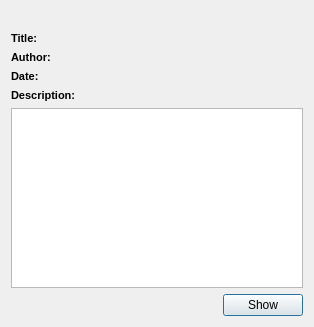
First picture: the form in starviewer/src/core/keyimagenotedisplayerbase.ui, repository starviewer-medical/starviewer, before the edit.
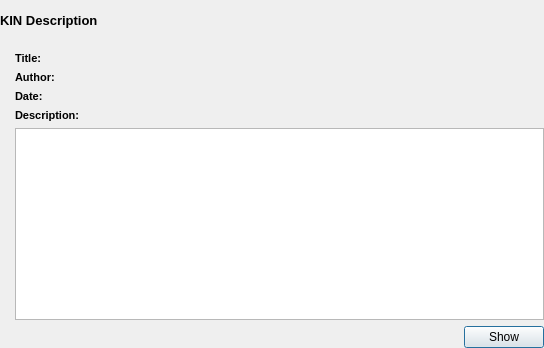
Second picture: the form after the edit. Icons and pictures are not drawn. Custom widgets are drawn as their Qt base class.

Commit message: ENH: Es modifiquen els marges del Layout i s'identa en contigut del KinDisplayer perquè quedi més clar la separació entre cada KIN que es mostra.

Diff of the .ui file:
```diff
--- a/starviewer/src/core/keyimagenotedisplayerbase.ui
+++ b/starviewer/src/core/keyimagenotedisplayerbase.ui
@@ -6,17 +6,18 @@
    <rect>
     <x>0</x>
     <y>0</y>
-    <width>303</width>
-    <height>327</height>
+    <width>544</width>
+    <height>348</height>
    </rect>
   </property>
   <property name="windowTitle">
    <string>Form</string>
   </property>
-  <layout class="QVBoxLayout" name="verticalLayout_3">
+  <layout class="QVBoxLayout" name="verticalLayout_4">
+   <property name="margin">
+    <number>0</number>
+   </property>
    <item>
-    <layout class="QFormLayout" name="formLayout">
-     <item row="0" column="0">
       <widget class="QLabel" name="m_kinIdentifier">
        <property name="sizePolicy">
         <sizepolicy hsizetype="Expanding" vsizetype="Expanding">
@@ -38,11 +39,47 @@
         </font>
        </property>
        <property name="text">
-        <string/>
+      <string>KIN Description</string>
        </property>
       </widget>
      </item>
-     <item row="1" column="0">
+   <item>
+    <spacer name="verticalSpacer">
+     <property name="orientation">
+      <enum>Qt::Vertical</enum>
+     </property>
+     <property name="sizeType">
+      <enum>QSizePolicy::Fixed</enum>
+     </property>
+     <property name="sizeHint" stdset="0">
+      <size>
+       <width>20</width>
+       <height>6</height>
+      </size>
+     </property>
+    </spacer>
+   </item>
+   <item>
+    <layout class="QHBoxLayout" name="horizontalLayout_2">
+     <item>
+      <spacer name="horizontalSpacer_2">
+       <property name="orientation">
+        <enum>Qt::Horizontal</enum>
+       </property>
+       <property name="sizeType">
+        <enum>QSizePolicy::Fixed</enum>
+       </property>
+       <property name="sizeHint" stdset="0">
+        <size>
+         <width>15</width>
+         <height>20</height>
+        </size>
+       </property>
+      </spacer>
+     </item>
+     <item>
+      <layout class="QVBoxLayout" name="verticalLayout_3">
+       <item>
       <layout class="QHBoxLayout" name="horizontalLayout">
        <item>
         <layout class="QVBoxLayout" name="verticalLayout_2">
@@ -230,21 +267,6 @@
        </item>
       </layout>
      </item>
-    </layout>
-   </item>
-   <item>
-    <spacer name="verticalSpacer">
-     <property name="orientation">
-      <enum>Qt::Vertical</enum>
-     </property>
-     <property name="sizeHint" stdset="0">
-      <size>
-       <width>292</width>
-       <height>13</height>
-      </size>
-     </property>
-    </spacer>
-   </item>
    <item>
     <widget class="udg::ThumbnailImageDisplayer" name="m_thumbnailImageDisplayer">
      <property name="minimumSize">
@@ -264,14 +286,12 @@
      </property>
     </widget>
    </item>
+      </layout>
+     </item>
+    </layout>
+   </item>
    <item>
-    <layout class="QHBoxLayout" name="horizontalLayout_3" stretch="0,0">
-     <property name="spacing">
-      <number>0</number>
-     </property>
-     <property name="rightMargin">
-      <number>0</number>
-     </property>
+    <layout class="QHBoxLayout" name="horizontalLayout_3">
      <item>
       <spacer name="horizontalSpacer">
        <property name="orientation">
```
Lines whose indentation alone changed are shown as unchanged. The commit also changes 1 other file.
